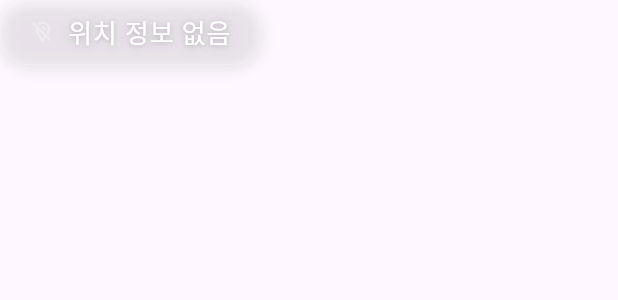
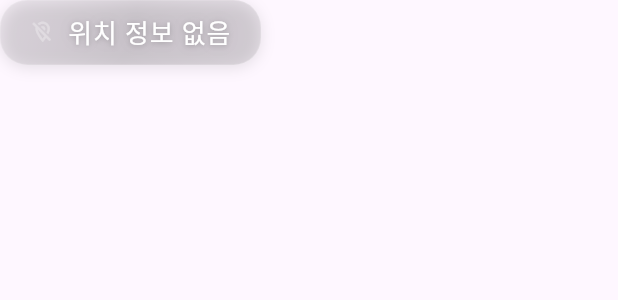
Before and after one commit to SooinDev/WeatherNow, a Flutter app: the LocationDisplay widget shown alone on an empty page, opened directly, on a phone screen of 412 x 824 dp. Shown: the top 300 px of the screen. Run offline on Flutter 3.47's test engine with Material 3 defaults, Android fonts, the phone set to English and light mode, and no system bars; our stand-ins replace dio, fl_chart, flutter_dotenv, flutter_screenutil, flutter_staggered_animations, geocoding and 4 more; accounts and stored records are empty.

Commit message:
UI 수정

```diff
--- /dev/null
+++ b/devtools_options.yaml
@@ -0,0 +1,3 @@
+description: This file stores settings for Dart & Flutter DevTools.
+documentation: https://docs.flutter.dev/tools/devtools/extensions#configure-extension-enablement-states
+extensions:
--- a/lib/screens/home/widgets/location_display.dart
+++ b/lib/screens/home/widgets/location_display.dart
@@ -24,7 +24,15 @@ class LocationDisplay extends StatelessWidget {
         duration: const Duration(milliseconds: 800),
         padding: EdgeInsets.symmetric(horizontal: 18.w, vertical: 10.h),
         decoration: BoxDecoration(
-          color: AppColors.white10,
+          gradient: LinearGradient(
+            begin: Alignment.topLeft,
+            end: Alignment.bottomRight,
+            colors: [
+              Colors.black.withValues(alpha: 0.06),
+              Colors.black.withValues(alpha: 0.12),
+              Colors.black.withValues(alpha: 0.09),
+            ],
+          ),
           borderRadius: BorderRadius.circular(18.r),
           border: Border.all(
             color: AppColors.white20,
@@ -71,7 +79,15 @@ class LocationDisplay extends StatelessWidget {
       curve: Curves.easeInOut,
       padding: EdgeInsets.symmetric(horizontal: 24.w, vertical: 16.h),
       decoration: BoxDecoration(
-        color: AppColors.white10,
+        gradient: LinearGradient(
+          begin: Alignment.topLeft,
+          end: Alignment.bottomRight,
+          colors: [
+            Colors.black.withValues(alpha: 0.1),
+            Colors.black.withValues(alpha: 0.2),
+            Colors.black.withValues(alpha: 0.15),
+          ],
+        ),
         borderRadius: BorderRadius.circular(20.r),
         border: Border.all(
           color: AppColors.white20,
```
Also changed, not shown: lib/screens/detail/widgets/weather_detail_screen.dart (+17 -38 lines), lib/screens/home/widgets/charts/temperature_chart.dart (+12 -9 lines), lib/screens/home/widgets/home_screen.dart (+47 -18 lines), lib/screens/home/widgets/weather_animation.dart (+4 -4 lines).
